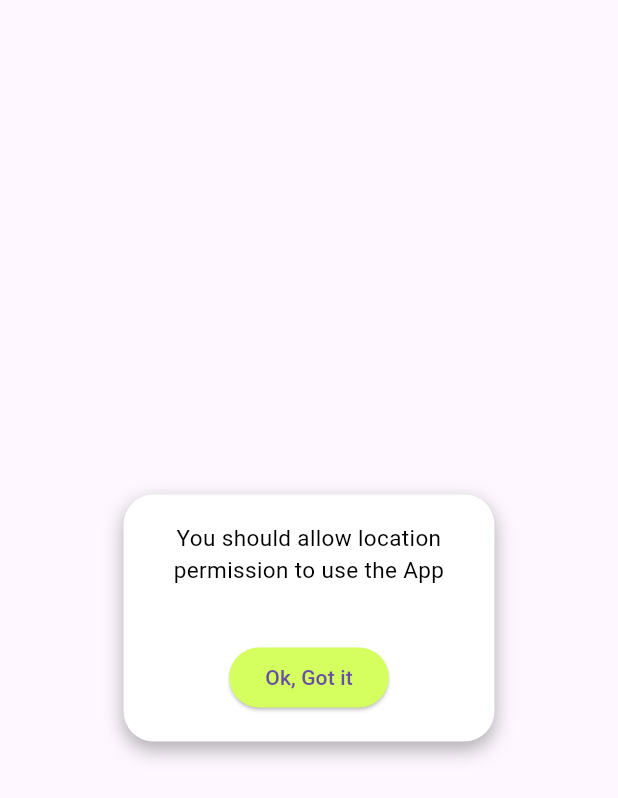
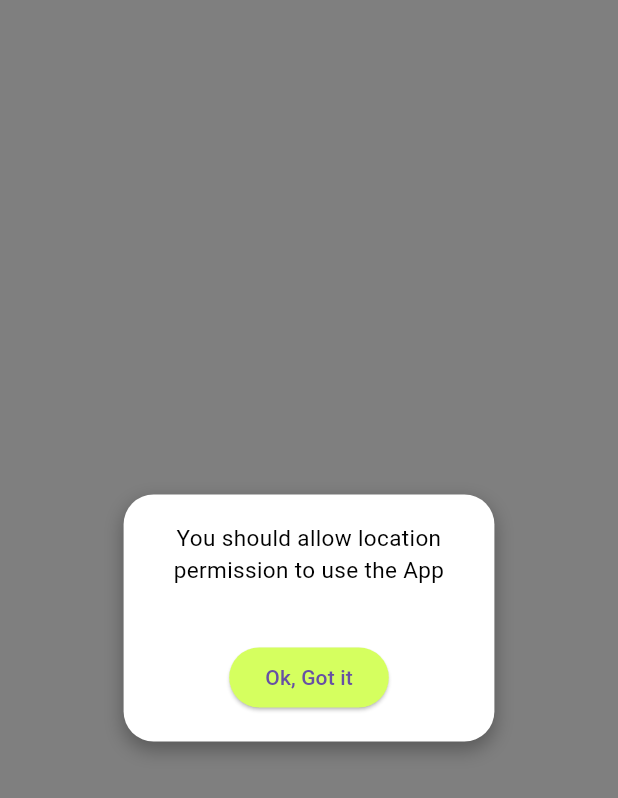
Before and after one commit to AhmedKarray1/Flutter-Based-Running-Mobile-App, a Flutter app: the AnimatedPopup screen opened directly, on a phone screen of 412 x 824 dp. Shown: the top 798 px of the screen. Run offline on Flutter 3.47's test engine with Material 3 defaults, Android fonts, the phone set to English and light mode, and no system bars; our stand-ins replace flutter_map, flutter_riverpod, geolocator, latlong2, permission_handler, shared_preferences; missing offline and left inert: flutter_map_animations; accounts and stored records are empty.

Commit message:
clean code

```diff
--- a/lib/core/states/location_state.dart
+++ b/lib/core/states/location_state.dart
@@ -1,7 +1,9 @@
+import 'package:flutter/foundation.dart';
 import 'package:running_app/core/models/location_data.dart';
 
+@immutable
 class LocationState {
-  LocationState({
+  const LocationState({
     this.locationData,
     this.isLocationReady = false,
     this.path = const [],
--- a/lib/core/states/permission_state.dart
+++ b/lib/core/states/permission_state.dart
@@ -1,3 +1,6 @@
+import 'package:flutter/foundation.dart';
+
+@immutable
 class PermissionState {
   const PermissionState({
     this.isLocationPermissionGranted = false,
--- a/lib/core/viewmodels/location_view_model.dart
+++ b/lib/core/viewmodels/location_view_model.dart
@@ -19,7 +19,7 @@ class LocationViewModel extends StateNotifier<LocationState> {
   }
 
   void startRecording() {
-    _positionSubscription = _locationService.locationStream().listen((position) {
+    _positionSubscription = _locationService.locationStream().distinct().listen((position) {
       final locationData = LocationData(
         latitude: position.latitude,
         longitude: position.longitude,
--- a/lib/main.dart
+++ b/lib/main.dart
@@ -5,6 +5,7 @@ import 'package:running_app/ui/screens/permission_screen.dart';
 import 'package:running_app/ui/screens/map_screen.dart';
 
 void main() {
+  WidgetsFlutterBinding.ensureInitialized();
   runApp(const ProviderScope(child: RunningApp()));
 }
 
--- a/lib/ui/widgets/animated_popup.dart
+++ b/lib/ui/widgets/animated_popup.dart
@@ -8,7 +8,9 @@ class AnimatedPopup extends StatelessWidget {
   Widget build(BuildContext context) {
     final deviceHeight = MediaQuery.of(context).size.height;
     final deviceWidth = MediaQuery.of(context).size.width;
-    return TweenAnimationBuilder(
+    return Scaffold(
+      backgroundColor: Colors.black.withOpacity(0.5),
+      body: TweenAnimationBuilder(
         tween: Tween<double>(begin: 0.0, end: 1.0),
         duration: const Duration(milliseconds: 300),
         builder: (context, double value, child) {
@@ -58,6 +60,7 @@ class AnimatedPopup extends StatelessWidget {
             ),
           );
         },
+      ),
     );
   }
 }
```
Also changed, not shown: lib/core/viewmodels/permission_view_model.dart (+8 -1 lines), lib/ui/screens/map_screen.dart (+5 -8 lines). Lines whose indentation alone changed are shown as unchanged.
